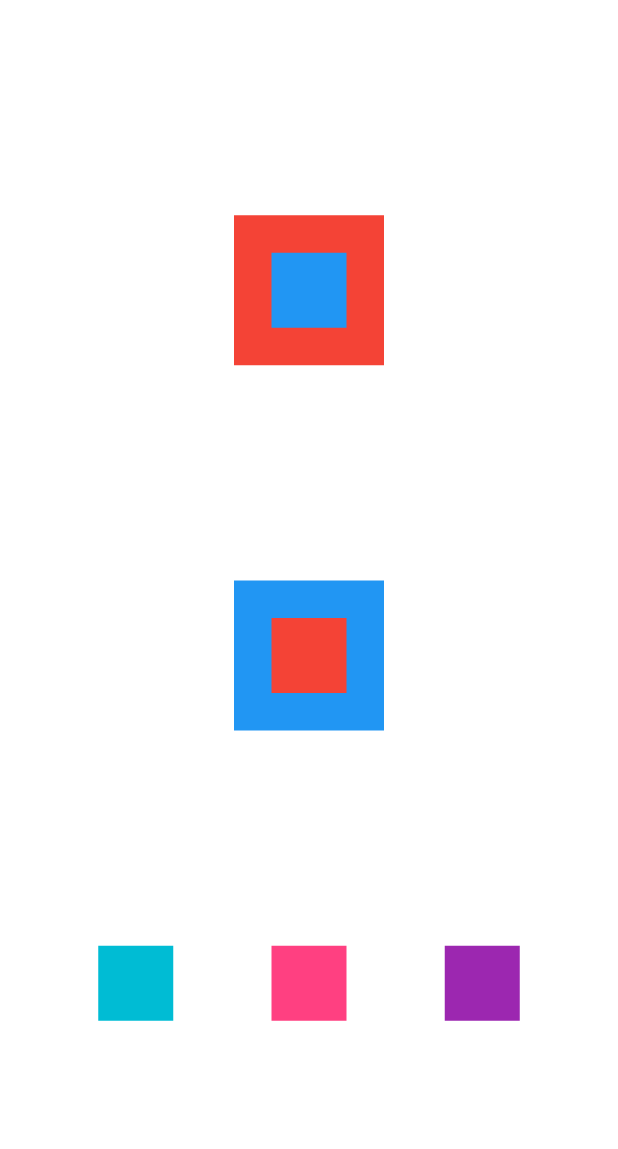
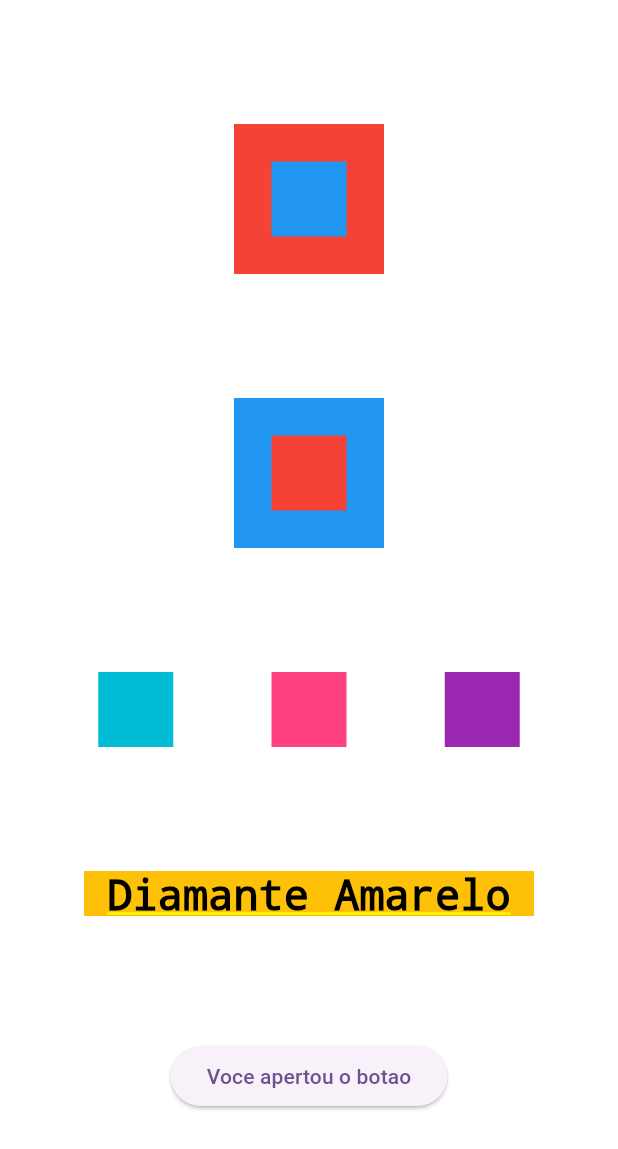
Before and after one commit to fabiojmj/flutter, a Flutter app: the screen it shows after launch, on a phone screen of 412 x 824 dp. Shown: the top 1149 px of the screen. Run offline on Flutter 3.47's test engine with Material 2 defaults, Android fonts, the phone set to English and light mode, and no system bars.

Commit message:
aula column

```diff
--- a/lib/main.dart
+++ b/lib/main.dart
@@ -16,7 +16,9 @@ class MyApp extends StatelessWidget {
           colorScheme: ColorScheme.fromSeed(seedColor: Colors.deepPurple),
           useMaterial3: true,
         ),
-        home: Column(
+        home: Container(
+          color: Colors.white,
+          child: Column(
             mainAxisAlignment: MainAxisAlignment.spaceEvenly,
             crossAxisAlignment: CrossAxisAlignment.center,
             children: [
@@ -50,8 +52,22 @@ class MyApp extends StatelessWidget {
                       width: 50,
                       height: 50,
                     ),
-            ])
+                  ]),
+              Container(
+                color: Colors.amber,
+                height: 30,
+                width: 300,
+                child:
+                Text('Diamante Amarelo',
+                  textAlign: TextAlign.center,
+                  style: TextStyle(color: Colors.black, fontSize: 28),),
+              ),
+              ElevatedButton(onPressed: () {
+                print('Aperte o botão');
+              }, child: Text('Voce apertou o botao'))
             ],
+          ),
+
         ));
   }
 }
```
Lines whose indentation alone changed are shown as unchanged.
